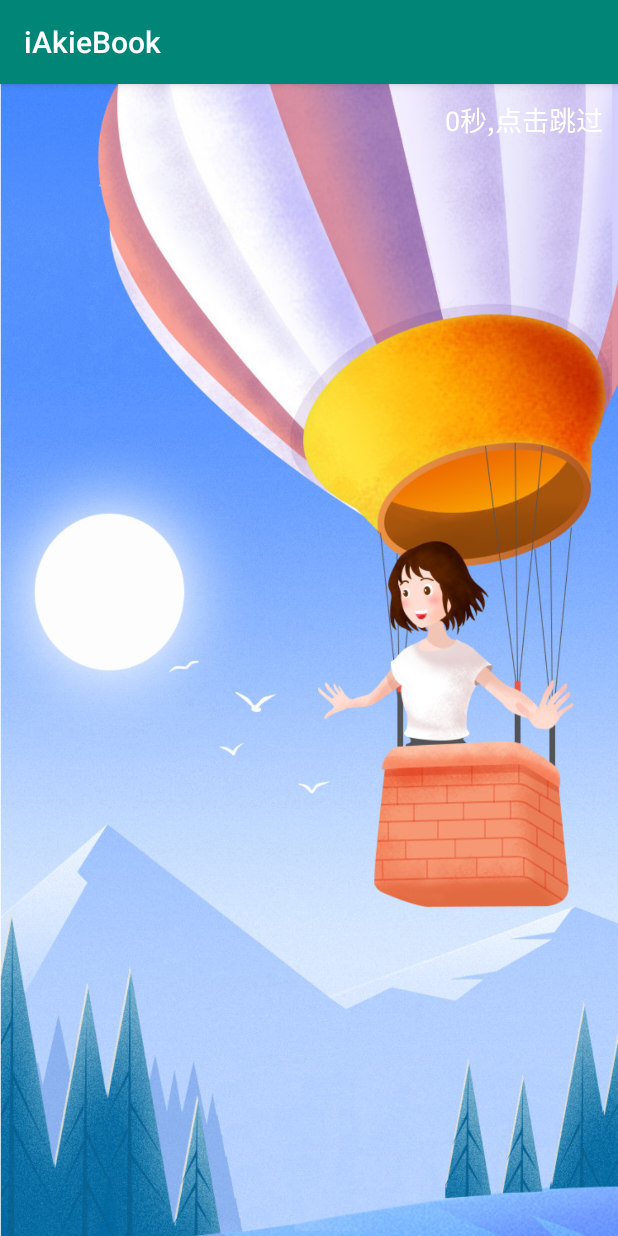
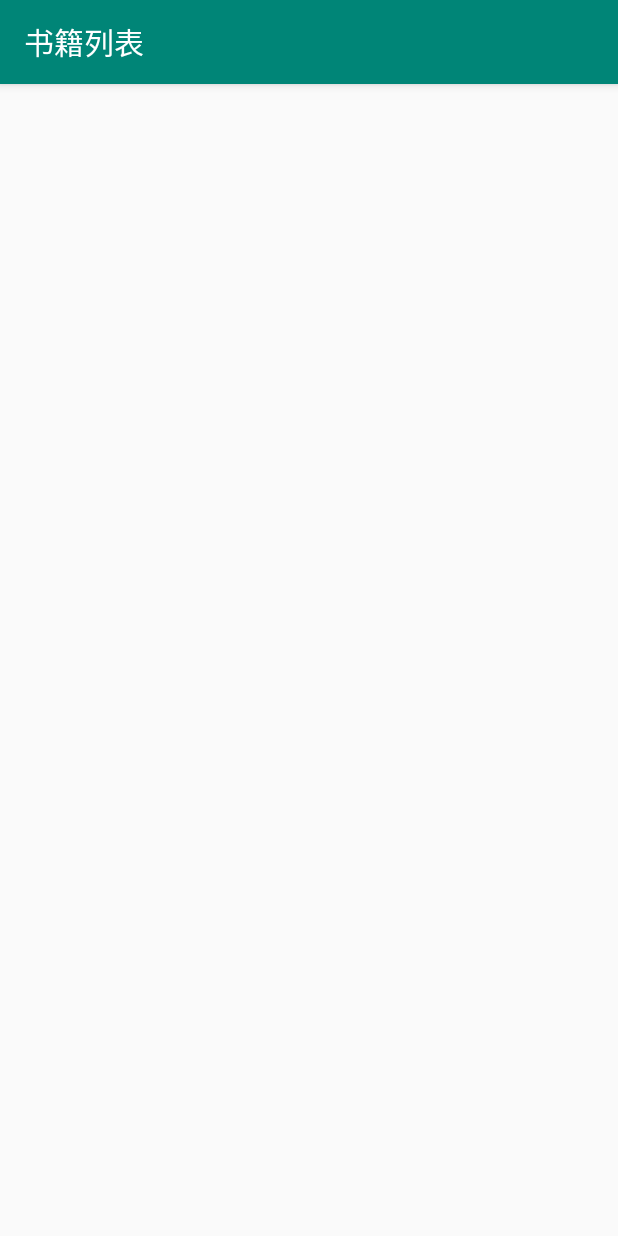
Before and after one commit to iqiqiya/iAkieBook, an Android app: the screen it shows after launch (SplashActivity before the commit, BookListActivity after it), on a phone screen of 412 x 824 dp. Run offline under Robolectric (Android 15) with nearby library versions, the phone set to English and light mode, and no system bars.

Commit message:
跳入书架页面的实现

```diff
--- a/app/src/main/AndroidManifest.xml
+++ b/app/src/main/AndroidManifest.xml
@@ -9,7 +9,6 @@
         android:roundIcon="@mipmap/ic_launcher_round"
         android:supportsRtl="true"
         android:theme="@style/AppTheme">
-        <activity android:name=".MainActivity"></activity>
         <activity android:name=".SplashActivity">
             <intent-filter>
                 <action android:name="android.intent.action.MAIN" />
@@ -18,6 +17,9 @@
             </intent-filter>
         </activity>
 
+        <activity android:name=".MainActivity"/>
+        <activity android:name=".BookListActivity"
+            android:label="@string/book_list_name"/>
     </application>
 
 </manifest>
--- /dev/null
+++ b/app/src/main/java/com/iakie/book/BookListActivity.java
@@ -0,0 +1,29 @@
+package com.iakie.book;
+
+import android.content.Context;
+import android.content.Intent;
+import android.os.Bundle;
+
+import androidx.annotation.Nullable;
+import androidx.appcompat.app.AppCompatActivity;
+
+/**
+ * Author: iqiqiya
+ * Date: 2019/10/25
+ * Time: 20:48
+ * Blog: blog.77sec.cn
+ * Github: github.com/iqiqiya
+ */
+public class BookListActivity extends AppCompatActivity {
+
+    @Override
+    protected void onCreate(@Nullable Bundle savedInstanceState) {
+        super.onCreate(savedInstanceState);
+        setContentView(R.layout.activity_book_list);
+    }
+
+    public static void start(Context context){
+        Intent intent = new Intent(context, BookListActivity.class);
+        context.startActivity(intent);
+    }
+}
--- a/app/src/main/java/com/iakie/book/SplashActivity.java
+++ b/app/src/main/java/com/iakie/book/SplashActivity.java
@@ -1,18 +1,15 @@
 package com.iakie.book;
 
-import androidx.appcompat.app.AppCompatActivity;
-
+import android.app.Activity;
 import android.os.Bundle;
 import android.os.Handler;
 import android.os.Message;
 import android.view.View;
 import android.widget.TextView;
 
-import org.w3c.dom.Text;
-
 import java.lang.ref.WeakReference;
 
-public class SplashActivity extends AppCompatActivity {
+public class SplashActivity extends Activity {
 
     public static final int CODE = 1001;
     public static final int TOTAL_TIME = 3000;
@@ -27,7 +24,7 @@ public class SplashActivity extends AppCompatActivity {
 
         mtextView = findViewById(R.id.time_text_view);
 
-        MyHandler handler = new MyHandler(this);
+        final MyHandler handler = new MyHandler(this);
 
         Message message = Message.obtain();
         message.what = CODE;
@@ -37,7 +34,9 @@ public class SplashActivity extends AppCompatActivity {
         mtextView.setOnClickListener(new View.OnClickListener() {
             @Override
             public void onClick(View v) {
-                // TODO: 点击跳过
+                BookListActivity.start(SplashActivity.this);
+                SplashActivity.this.finish();
+                handler.removeMessages(CODE);
             }
         });
     }
@@ -69,7 +68,8 @@ public class SplashActivity extends AppCompatActivity {
                     if (time > 0){
                         sendMessageDelayed(message, INTERVAL_TIME);
                     } else {
-                        // TODO 跳转到主界面
+                        BookListActivity.start(activity);
+                        activity.finish();
                     }
                 }
             }
--- /dev/null
+++ b/app/src/main/res/layout/activity_book_list.xml
@@ -0,0 +1,6 @@
+<?xml version="1.0" encoding="utf-8"?>
+<LinearLayout xmlns:android="http://schemas.android.com/apk/res/android"
+    android:orientation="vertical" android:layout_width="match_parent"
+    android:layout_height="match_parent">
+
+</LinearLayout>
--- a/app/src/main/res/values/strings.xml
+++ b/app/src/main/res/values/strings.xml
@@ -1,3 +1,4 @@
 <resources>
     <string name="app_name">iAkieBook</string>
+    <string name="book_list_name">书籍列表</string>
 </resources>
```
